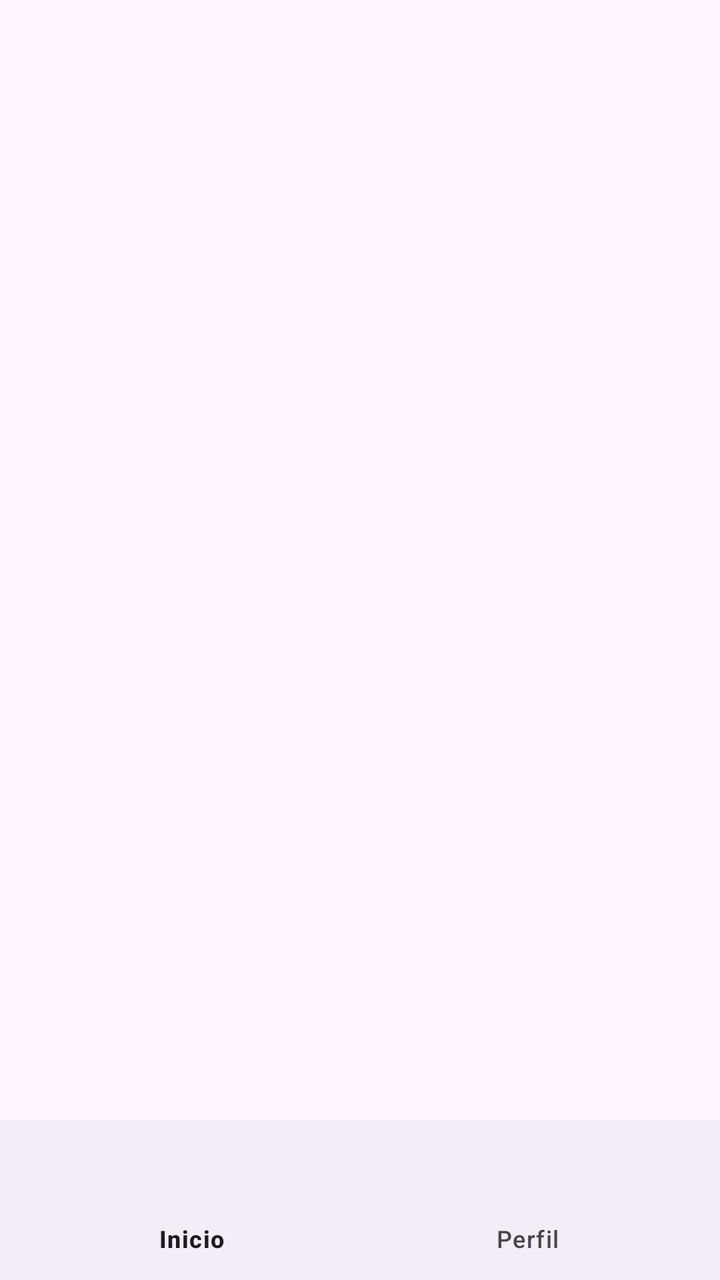
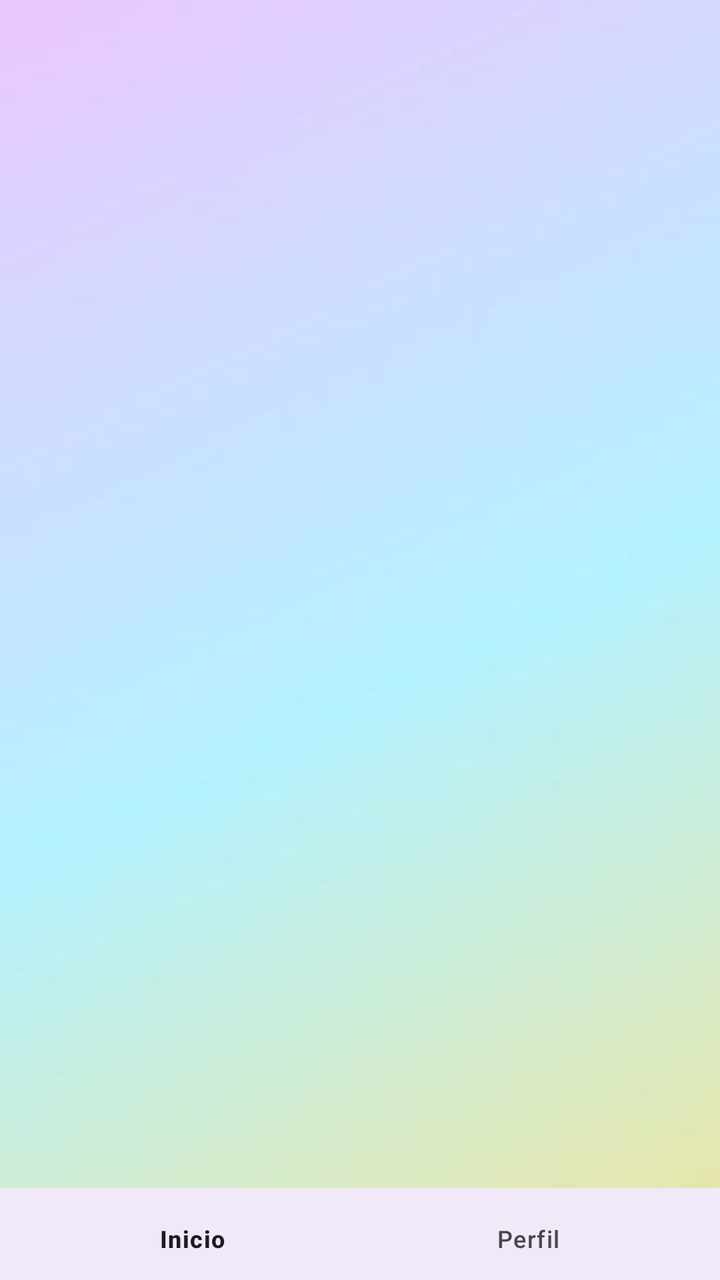

Screens rendered from an Android XML layout before and after an edit, with the pre-edit source and the edit as a unified diff.
<!-- AndroidManifest.xml: application theme Theme.Appp -->
<!-- res/layout/activity_salones.xml -->
<?xml version="1.0" encoding="utf-8"?>
<androidx.constraintlayout.widget.ConstraintLayout xmlns:android="http://schemas.android.com/apk/res/android"
    xmlns:app="http://schemas.android.com/apk/res-auto"
    xmlns:tools="http://schemas.android.com/tools"
    android:layout_width="match_parent"
    android:layout_height="match_parent"
    tools:context=".Salones">

    <ListView
        android:id="@+id/listViewSalones"
        android:layout_width="0dp"
        android:layout_height="0dp"
        app:layout_constraintTop_toTopOf="parent"
        app:layout_constraintBottom_toTopOf="@+id/bottomNavigationView"
        app:layout_constraintEnd_toEndOf="parent"
        app:layout_constraintStart_toStartOf="parent" />

    <com.google.android.material.bottomnavigation.BottomNavigationView
        android:id="@+id/bottomNavigationView"
        android:layout_width="match_parent"
        android:layout_height="wrap_content"
        app:layout_constraintBottom_toBottomOf="parent"
        app:menu="@menu/bottom_menu" />
</androidx.constraintlayout.widget.ConstraintLayout>
<!-- resources referenced by this layout -->
<resources>
  <style name="Theme.Appp" parent="Base.Theme.Appp" />
  <style name="Base.Theme.Appp" parent="Theme.Material3.DayNight.NoActionBar">
          
          
      </style>
</resources>

<!-- the commit's change to res/layout/activity_salones.xml (unified diff, before → after) -->
@@ -6,19 +6,45 @@
     android:layout_height="match_parent"
     tools:context=".Salones">
 
+    <ImageView
+        android:id="@+id/imageView"
+        android:layout_width="0dp"
+        android:layout_height="0dp"
+        android:scaleType="centerCrop"
+        app:layout_constraintBottom_toBottomOf="parent"
+        app:layout_constraintEnd_toEndOf="parent"
+        app:layout_constraintStart_toStartOf="parent"
+        app:layout_constraintTop_toTopOf="parent"
+        app:srcCompat="@drawable/bdd4666fdcba42069e53862f98720581"
+        tools:ignore="MissingConstraints" />
+
     <ListView
         android:id="@+id/listViewSalones"
         android:layout_width="0dp"
         android:layout_height="0dp"
-        app:layout_constraintTop_toTopOf="parent"
         app:layout_constraintBottom_toTopOf="@+id/bottomNavigationView"
         app:layout_constraintEnd_toEndOf="parent"
-        app:layout_constraintStart_toStartOf="parent" />
+        app:layout_constraintStart_toStartOf="parent"
+        app:layout_constraintTop_toTopOf="parent"
+        android:textColorHint="@color/black"/>
+
+    <FrameLayout
+        android:id="@+id/fragment_container"
+        android:layout_width="0dp"
+        android:layout_height="0dp"
+        app:layout_constraintBottom_toTopOf="@+id/bottomNavigationView"
+        app:layout_constraintEnd_toEndOf="parent"
+        app:layout_constraintStart_toStartOf="parent"
+        app:layout_constraintTop_toTopOf="parent" />
 
     <com.google.android.material.bottomnavigation.BottomNavigationView
         android:id="@+id/bottomNavigationView"
-        android:layout_width="match_parent"
-        android:layout_height="wrap_content"
+        android:layout_width="445dp"
+        android:layout_height="46dp"
+        android:layout_alignParentBottom="true"
+        android:background="?android:attr/windowBackground"
         app:layout_constraintBottom_toBottomOf="parent"
+        app:layout_constraintEnd_toEndOf="parent"
+        app:layout_constraintStart_toStartOf="parent"
         app:menu="@menu/bottom_menu" />
 </androidx.constraintlayout.widget.ConstraintLayout>
<!-- resource entries referenced after the edit -->
@@ -1,5 +1,7 @@
 <!-- resources referenced by this layout -->
 <resources>
+  <color name="black">#FF000000</color>
+  <!-- drawable bdd4666fdcba42069e53862f98720581: jpg bitmap (drawable, 3754 bytes) -->
   <style name="Theme.Appp" parent="Base.Theme.Appp" />
   <style name="Base.Theme.Appp" parent="Theme.Material3.DayNight.NoActionBar">
           
